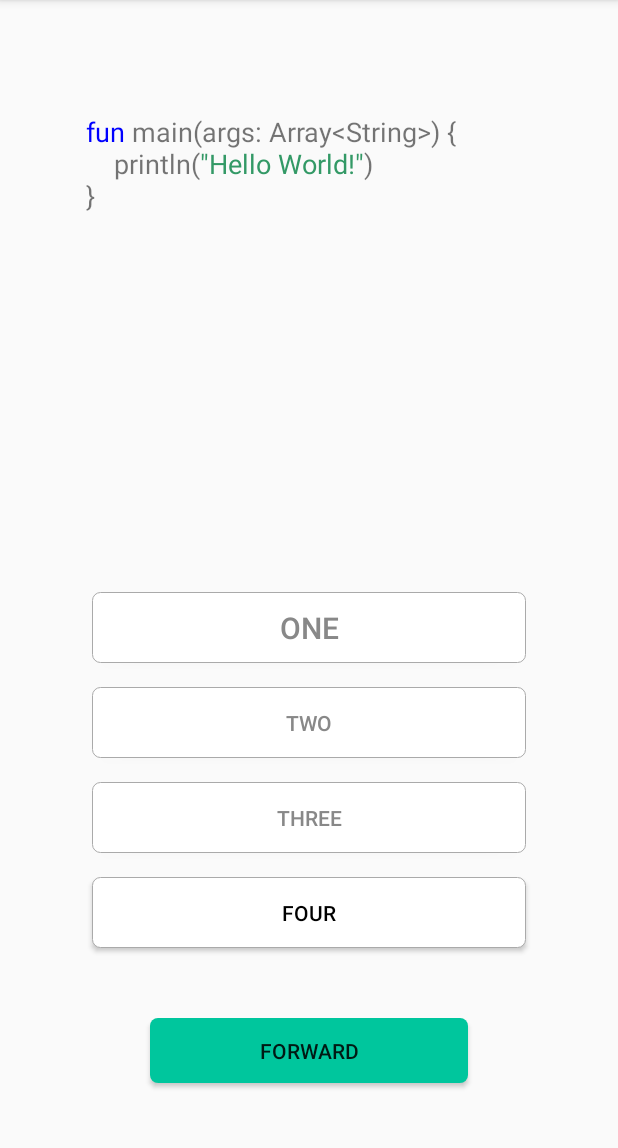
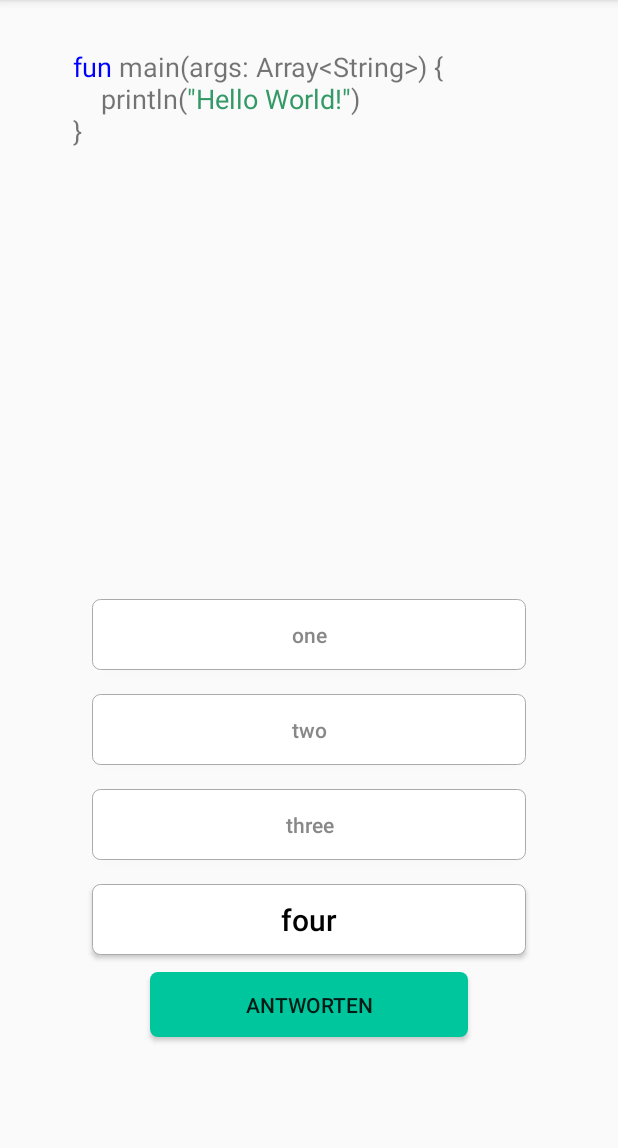
Before and after one commit to jurovision/HelloKotlinApp, an Android app: the ErsteFrageTest screen opened through its navigation route, in the options menu, after a tap on "Settings", on a phone screen of 412 x 824 dp, the part 84-1232 px from its top. Run offline under Robolectric (Android 15) with nearby library versions, the phone set to English and light mode, and no system bars.

Commit message:
Sichern vor umstellen der setOnClickListener Methoden im MC Screen

```diff
--- a/app/src/main/java/com/example/hellokotlin/ErsteFrageTest.kt
+++ b/app/src/main/java/com/example/hellokotlin/ErsteFrageTest.kt
@@ -21,6 +21,10 @@ import kotlinx.android.synthetic.main.fragment_multiple_choice_default_one_answe
  * A simple [Fragment] subclass as the default destination in the navigation.
  */
 class ErsteFrageTest : Fragment(), View.OnClickListener {
+    // Richtige Antwort festlegen
+    var correctAnswer = 3
+    // answer == gewählte Antwort
+    var answer = 0
 
     override fun onCreateView(
         inflater: LayoutInflater, container: ViewGroup?,
@@ -47,6 +51,9 @@ class ErsteFrageTest : Fragment(), View.OnClickListener {
         option3.text = "three"
         option4.text = "four"
 
+
+
+
         option1.setOnClickListener(this)
         option2.setOnClickListener(this)
         option3.setOnClickListener(this)
@@ -60,29 +67,57 @@ class ErsteFrageTest : Fragment(), View.OnClickListener {
                 option1.setTextColor(Color.BLACK)
                 option1.textSize = 20F
                 option2.setTextColor(-7829368)
+                option2.textSize = 14F
                 option3.setTextColor(-7829368)
+                option3.textSize = 14F
                 option4.setTextColor(-7829368)
+                option4.textSize = 14F
+                answer = 1
             }
 
             R.id.option2 -> {
                 option1.setTextColor(-7829368)
+                option1.textSize = 14F
                 option2.setTextColor(Color.BLACK)
+                option2.textSize = 20F
                 option3.setTextColor(-7829368)
+                option3.textSize = 14F
                 option4.setTextColor(-7829368)
+                option4.textSize = 14F
+                answer = 2
             }
 
             R.id.option3 -> {
                 option1.setTextColor(-7829368)
+                option1.textSize = 14F
                 option2.setTextColor(-7829368)
+                option2.textSize = 14F
                 option3.setTextColor(Color.BLACK)
+                option3.textSize = 20F
                 option4.setTextColor(-7829368)
+                option4.textSize = 14F
+                answer = 3
             }
 
             R.id.option4 -> {
                 option1.setTextColor(-7829368)
+                option1.textSize = 14F
                 option2.setTextColor(-7829368)
+                option2.textSize = 14F
                 option3.setTextColor(-7829368)
+                option3.textSize = 14F
                 option4.setTextColor(Color.BLACK)
+                option4.textSize = 20F
+                answer = 4
+            }
+            R.id.button_forward -> {
+         /*   if (answer == correctAnswer)*/
+                findNavController().navigate(R.id.action_ersteFrageTest_to_fragmentFirstCorrect)
+
+  /*              else {
+                findNavController().navigate(R.id.action_ersteFrageTest_to_fragmentFirstWrong)
+            }*/
+
             }
         }
 
--- a/app/src/main/res/layout/fragment_multiple_choice_default_one_answer.xml
+++ b/app/src/main/res/layout/fragment_multiple_choice_default_one_answer.xml
@@ -8,9 +8,9 @@
 
     <TextView
         android:id="@+id/question"
-        android:layout_width="298dp"
-        android:layout_height="279dp"
-        android:layout_marginTop="75dp"
+        android:layout_width="315dp"
+        android:layout_height="307dp"
+        android:layout_marginTop="32dp"
         android:text="TextView"
         android:textSize="18sp"
         app:layout_constraintEnd_toEndOf="parent"
@@ -21,9 +21,10 @@
         android:id="@+id/option1"
         android:layout_width="289dp"
         android:layout_height="47dp"
-        android:layout_marginTop="40dp"
+        android:layout_marginTop="60dp"
         android:background="@drawable/default_option_border_bg"
         android:text="Answer"
+        android:textAllCaps="false"
         android:textColor="#777778"
         android:textSize="14sp"
         app:layout_constraintEnd_toEndOf="parent"
@@ -37,6 +38,7 @@
         android:layout_marginTop="16dp"
         android:background="@drawable/default_option_border_bg"
         android:text="Answer"
+        android:textAllCaps="false"
         android:textColor="#777778"
         android:textSize="14sp"
         app:layout_constraintEnd_toEndOf="parent"
@@ -50,6 +52,7 @@
         android:layout_marginTop="16dp"
         android:background="@drawable/default_option_border_bg"
         android:text="Answer"
+        android:textAllCaps="false"
         android:textColor="#777778"
         android:textSize="14sp"
         app:layout_constraintEnd_toEndOf="parent"
@@ -63,6 +66,7 @@
         android:layout_marginTop="16dp"
         android:background="@drawable/default_option_border_bg"
         android:text="Answer"
+        android:textAllCaps="false"
         android:textColor="#777778"
         android:textSize="14sp"
         app:layout_constraintEnd_toEndOf="parent"
@@ -73,9 +77,10 @@
         android:id="@+id/button_forward"
         android:layout_width="212dp"
         android:layout_height="43dp"
+        android:layout_marginBottom="65dp"
         android:background="@drawable/forward_button_border_bg"
         android:hapticFeedbackEnabled="true"
-        android:text="Forward"
+        android:text="Antworten"
         app:layout_constraintBottom_toBottomOf="parent"
         app:layout_constraintEnd_toEndOf="parent"
         app:layout_constraintStart_toStartOf="parent"
--- a/app/src/main/res/navigation/nav_graph.xml
+++ b/app/src/main/res/navigation/nav_graph.xml
@@ -33,6 +33,33 @@
         android:id="@+id/ersteFrageTest"
         android:name="ErsteFrageTest"
         android:label="ErsteFrageTest"
-        tools:layout="@layout/fragment_multiple_choice_default_one_answer" />
+        tools:layout="@layout/fragment_multiple_choice_default_one_answer" >
+        <action
+            android:id="@+id/action_ersteFrageTest_to_fragmentFirstWrong"
+            app:destination="@id/fragmentFirstWrong" />
+        <action
+            android:id="@+id/action_ersteFrageTest_to_fragmentFirstCorrect"
+            app:destination="@id/fragmentFirstCorrect" />
+    </fragment>
+    <fragment
+        android:id="@+id/fragmentFirstWrong"
+        android:name="com.example.hellokotlin.FragmentFirstWrong"
+        android:label="FragmentFirstWrong"
+        tools:layout="@layout/fragment_multiple_choice_default_one_answer"
+    >
+        <action
+            android:id="@+id/action_fragmentFirstWrong_to_FirstFragment"
+            app:destination="@id/FirstFragment" />
+    </fragment>
+    <fragment
+        android:id="@+id/fragmentFirstCorrect"
+        android:name="com.example.hellokotlin.FragmentFirstCorrect"
+        android:label="FragmentFirstCorrect"
+        tools:layout="@layout/fragment_multiple_choice_default_one_answer"
+    >
+        <action
+            android:id="@+id/action_fragmentFirstCorrect_to_FirstFragment"
+            app:destination="@id/FirstFragment" />
+    </fragment>
     />
 </navigation>
```
